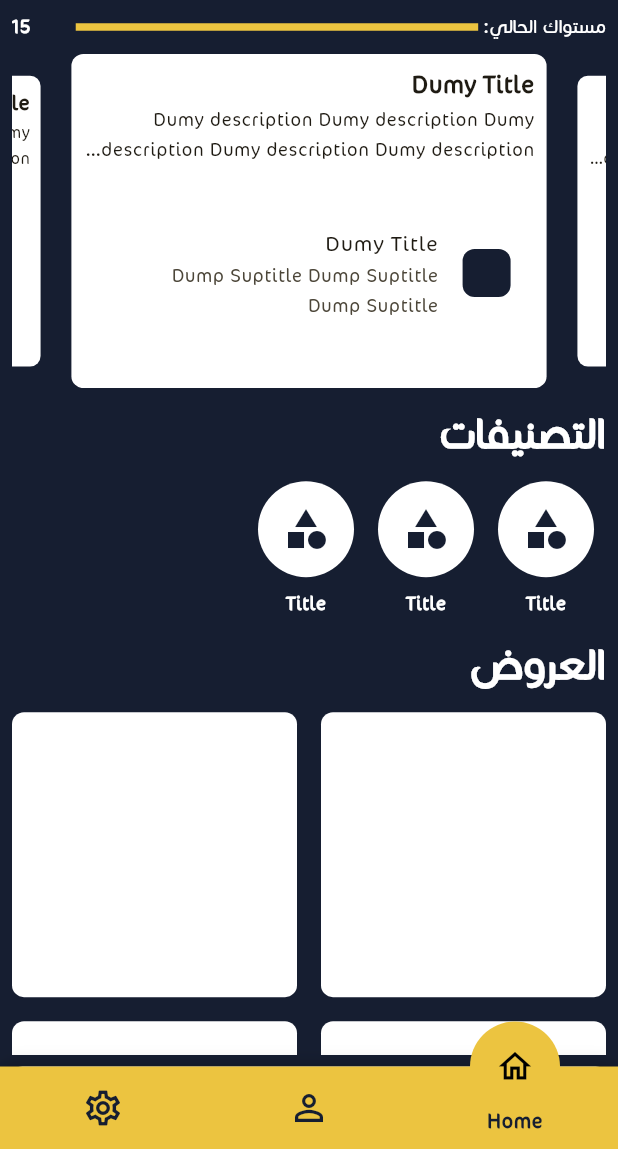
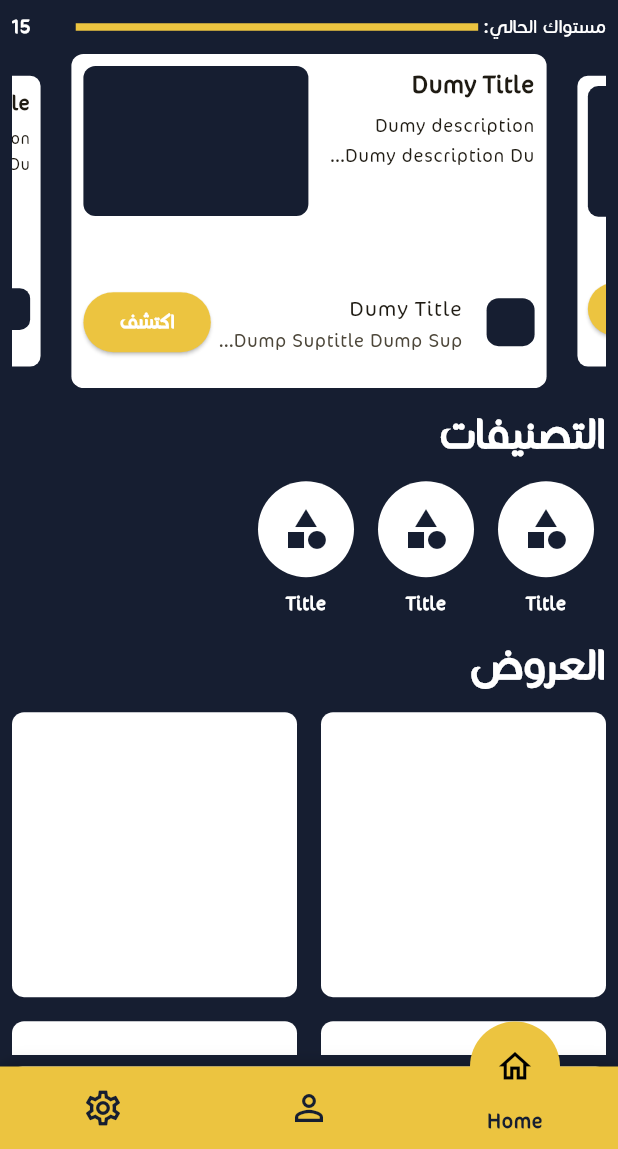
Before and after one commit to TechToc-Solution/mk_academy, a Flutter app: the screen it shows after launch, on a phone screen of 412 x 824 dp, the part 87-1236 px from its top. Run offline on Flutter 3.47's test engine with Material 3 defaults, Android fonts, the phone set to English and light mode, and no system bars; drawn by our look-alikes of carousel_slider; our stand-ins replace awesome_dialog, dio, firebase_core, firebase_messaging, flutter_bloc, flutter_local_notifications and 4 more; accounts and stored records are empty.

Commit message:
fix advertising widget

```diff
--- a/assets/lang/ar.json
+++ b/assets/lang/ar.json
@@ -4,5 +4,6 @@
     "search": "البحث",
     "current_level": "مستواك الحالي",
     "categories": "التصنيفات",
-    "offers": "العروض"
+    "offers": "العروض",
+    "explore": "اكتشف"
 }
--- a/assets/lang/en.json
+++ b/assets/lang/en.json
@@ -4,5 +4,6 @@
     "search": "Search",
     "current_level": "Your current level",
     "categories": "Categories",
-    "offers": "Offers"
+    "offers": "Offers",
+    "explore": "Explore"
 }
--- a/lib/features/home/presentation/views/widgets/custom_advertising_item.dart
+++ b/lib/features/home/presentation/views/widgets/custom_advertising_item.dart
@@ -1,5 +1,7 @@
 import 'package:flutter/material.dart';
+import 'package:mk_academy/core/utils/app_localizations.dart';
 import 'package:mk_academy/core/utils/colors.dart';
+import 'package:mk_academy/features/home/presentation/views/home_page.dart';
 
 class CustomAdvertiseItem extends StatelessWidget {
   const CustomAdvertiseItem({
@@ -16,24 +18,48 @@ class CustomAdvertiseItem extends StatelessWidget {
       child: Padding(
         padding: const EdgeInsets.all(8.0),
         child: Column(
+          crossAxisAlignment: CrossAxisAlignment.start,
+          children: [
+            Row(
+              crossAxisAlignment: CrossAxisAlignment.start,
+              children: [
+                Expanded(
+                  child: Column(
                     mainAxisAlignment: MainAxisAlignment.start,
                     mainAxisSize: MainAxisSize.min,
                     crossAxisAlignment: CrossAxisAlignment.start,
                     children: [
                       Text(
                         "Dumy Title",
-              style: TextStyle(fontWeight: FontWeight.bold, fontSize: 18),
+                        style: TextStyle(
+                            fontWeight: FontWeight.bold, fontSize: 18),
                       ),
+                      SizedBox(height: 4),
                       Text(
                         overflow: TextOverflow.ellipsis,
                         maxLines: 2,
                         "Dumy description Dumy description Dumy description Dumy description Dumy description Dumy description",
                         style: TextStyle(),
                       ),
-            SizedBox(
-              height: 32,
+                    ],
                   ),
-            ListTile(
+                ),
+                SizedBox(width: 8),
+                Container(
+                  width: 150,
+                  height: 100,
+                  decoration: BoxDecoration(
+                      borderRadius: BorderRadius.circular(8),
+                      color: AppColors.backgroundColor),
+                )
+              ],
+            ),
+            Spacer(),
+            Row(
+              children: [
+                Expanded(
+                  child: ListTile(
+                    contentPadding: EdgeInsets.zero,
                     leading: Container(
                       height: 32,
                       width: 32,
@@ -43,7 +69,24 @@ class CustomAdvertiseItem extends StatelessWidget {
                       ),
                     ),
                     title: Text("Dumy Title"),
-              subtitle: Text("Dump Suptitle Dump Suptitle Dump Suptitle"),
+                    subtitle: Text(
+                        overflow: TextOverflow.ellipsis,
+                        "Dump Suptitle Dump Suptitle Dump Suptitle Dump Suptitle Dump Suptitle"),
+                  ),
+                ),
+                SizedBox(
+                  width: 4,
+                ),
+                ElevatedButton(
+                    style: ElevatedButton.styleFrom(
+                        backgroundColor: AppColors.primaryColors),
+                    onPressed: () {},
+                    child: Text(
+                      "explore".tr(context),
+                      style: TextStyle(
+                          color: Colors.white, fontWeight: FontWeight.bold),
+                    ))
+              ],
             ),
           ],
         ),
```
Lines whose indentation alone changed are shown as unchanged.
